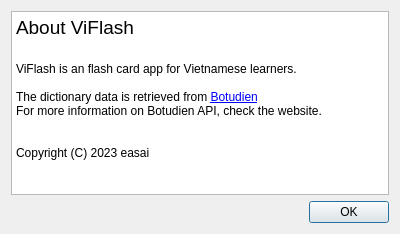
Above: aboutdialog.ui from easai/ViFlash before the change. Below: the same form after it.
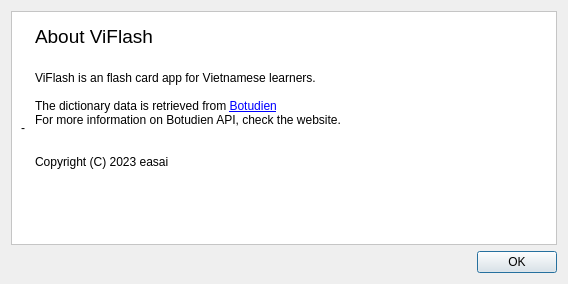
That is the form after the change.

Commit message: Add barcode, update About dialog.

```diff
--- a/aboutdialog.ui
+++ b/aboutdialog.ui
@@ -6,18 +6,49 @@
    <rect>
     <x>0</x>
     <y>0</y>
-    <width>400</width>
-    <height>234</height>
+    <width>568</width>
+    <height>284</height>
    </rect>
   </property>
   <property name="windowTitle">
    <string>Dialog</string>
   </property>
+  <property name="autoFillBackground">
+   <bool>true</bool>
+  </property>
   <layout class="QVBoxLayout" name="verticalLayout">
    <item>
-    <widget class="QTextBrowser" name="textBrowser">
-     <property name="html">
-      <string>&lt;!DOCTYPE HTML PUBLIC &quot;-//W3C//DTD HTML 4.0//EN&quot; &quot;http://www.w3.org/TR/REC-html40/strict.dtd&quot;&gt;
+    <widget class="QFrame" name="frame">
+     <property name="autoFillBackground">
+      <bool>false</bool>
+     </property>
+     <property name="styleSheet">
+      <string notr="true">background: #ffffff</string>
+     </property>
+     <property name="frameShape">
+      <enum>QFrame::StyledPanel</enum>
+     </property>
+     <property name="frameShadow">
+      <enum>QFrame::Raised</enum>
+     </property>
+     <layout class="QHBoxLayout" name="horizontalLayout">
+      <item>
+       <widget class="QLabel" name="label_barcode">
+        <property name="text">
+         <string>-</string>
+        </property>
+       </widget>
+      </item>
+      <item>
+       <widget class="QTextBrowser" name="textBrowser">
+        <property name="frameShape">
+         <enum>QFrame::NoFrame</enum>
+        </property>
+        <property name="frameShadow">
+         <enum>QFrame::Plain</enum>
+        </property>
+        <property name="html">
+         <string>&lt;!DOCTYPE HTML PUBLIC &quot;-//W3C//DTD HTML 4.0//EN&quot; &quot;http://www.w3.org/TR/REC-html40/strict.dtd&quot;&gt;
 &lt;html&gt;&lt;head&gt;&lt;meta name=&quot;qrichtext&quot; content=&quot;1&quot; /&gt;&lt;meta charset=&quot;utf-8&quot; /&gt;&lt;style type=&quot;text/css&quot;&gt;
 p, li { white-space: pre-wrap; }
 hr { height: 1px; border-width: 0; }
@@ -33,7 +64,10 @@
 &lt;p style=&quot;-qt-paragraph-type:empty; margin-top:0px; margin-bottom:0px; margin-left:0px; margin-right:0px; -qt-block-indent:0; text-indent:0px;&quot;&gt;&lt;br /&gt;&lt;/p&gt;
 &lt;p style=&quot;-qt-paragraph-type:empty; margin-top:0px; margin-bottom:0px; margin-left:0px; margin-right:0px; -qt-block-indent:0; text-indent:0px;&quot;&gt;&lt;br /&gt;&lt;/p&gt;
 &lt;p style=&quot; margin-top:0px; margin-bottom:0px; margin-left:0px; margin-right:0px; -qt-block-indent:0; text-indent:0px;&quot;&gt;Copyright (C) 2023 easai&lt;/p&gt;&lt;/body&gt;&lt;/html&gt;</string>
-     </property>
+        </property>
+       </widget>
+      </item>
+     </layout>
     </widget>
    </item>
    <item>
```
The commit also changes 6 other files.
